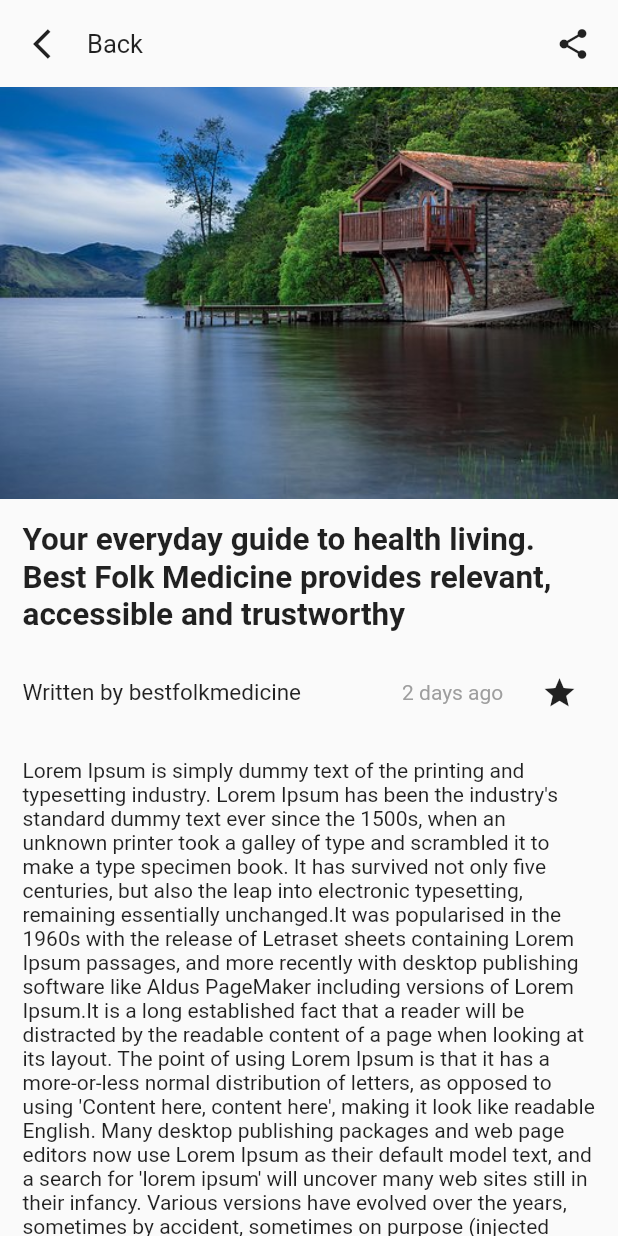
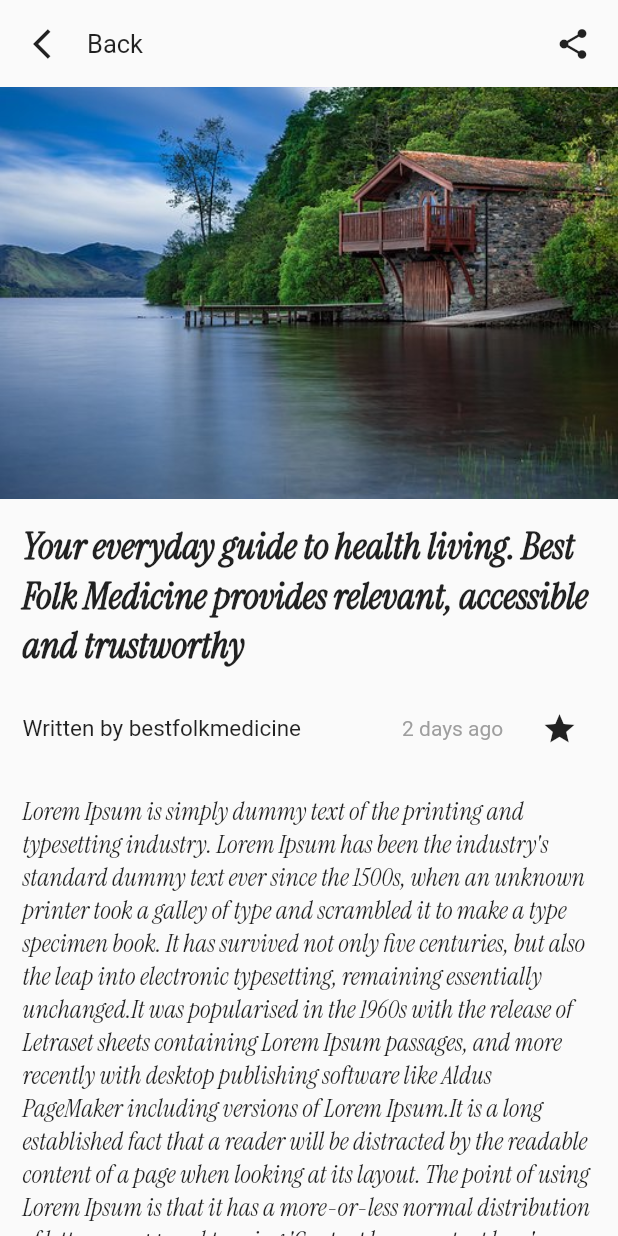
Before and after one commit to priyanshipandya/Practical5, a Flutter app: the screen it shows after launch, after a tap on "Life", on a phone screen of 412 x 824 dp. Run offline on Flutter 3.47's test engine with Material 2 defaults, Android fonts, the phone set to English and light mode, and no system bars.

Commit message:
Font Updated

```diff
--- a/lib/custom_widgets/custom_text_field.dart
+++ b/lib/custom_widgets/custom_text_field.dart
@@ -28,7 +28,7 @@ class _CustomTextFieldState extends State<CustomTextField> {
         ),
         child: TextField(
           controller: ctr,
-          onChanged: (change) {
+          onSubmitted: (change) {
             widget.callBackFunction(change);
             setState(() {
               value = change;
--- a/lib/screens/fav_page.dart
+++ b/lib/screens/fav_page.dart
@@ -40,11 +40,11 @@ class FavPage extends StatelessWidget {
                       mainAxisAlignment: MainAxisAlignment.start,
                       children: const [
                         Text(
-                          "Your everyday guide to health living",
+                          "Your everyday guide to health living is meditation",
                           maxLines: 2,
                           overflow: TextOverflow.ellipsis,
                           style: TextStyle(
-                              fontWeight: FontWeight.w600, fontSize: 18),
+                              fontWeight: FontWeight.w600, fontSize: 20, fontFamily: 'InstrumentSerif'),
                         ),
                         Text(
                           "4 days ago",
@@ -54,6 +54,7 @@ class FavPage extends StatelessWidget {
                           "Best Folk Medicine provides relevant, accessible and trustworthy information that",
                           maxLines: 3,
                           overflow: TextOverflow.ellipsis,
+                          style: TextStyle(color: Colors.grey,),
                         ),
                       ],
                     ),
--- a/lib/screens/landing_page.dart
+++ b/lib/screens/landing_page.dart
@@ -110,12 +110,15 @@ class _LandingPageState extends State<LandingPage> {
                                     ),
                                   );
                                 },
+                                child: FittedBox(
+                                  fit: BoxFit.fitHeight,
                                   child: Material(
                                     elevation: 7,
                                     child: AnimatedContainer(
                                       height: 300,
                                       width: 270,
                                       duration: Duration(milliseconds: 300),
+                                      child: SingleChildScrollView(
                                         child: Column(
                                           mainAxisAlignment:
                                               MainAxisAlignment.start,
@@ -159,10 +162,13 @@ class _LandingPageState extends State<LandingPage> {
                                                 style: TextStyle(
                                                   fontSize: 22,
                                                   fontWeight: FontWeight.bold,
+                                                  fontFamily: 'Instrumentserif'
                                                 ),
                                               ),
                                             ),
                                           ],
+                                        ),
+                                      ),
                                     ),
                                   ),
                                 ),
@@ -213,12 +219,14 @@ class _LandingPageState extends State<LandingPage> {
                                     mainAxisAlignment: MainAxisAlignment.start,
                                     children: const [
                                       Text(
-                                        "Your everyday guide to health living",
+                                        "Your everyday guide to health living is meditation",
                                         maxLines: 2,
                                         overflow: TextOverflow.ellipsis,
                                         style: TextStyle(
                                             fontWeight: FontWeight.w600,
-                                            fontSize: 18),
+                                            fontSize: 18,
+                                            fontFamily: 'Instrumentserif'
+                                        ),
                                       ),
                                       Text(
                                         "4 days ago",
@@ -230,6 +238,7 @@ class _LandingPageState extends State<LandingPage> {
                                         "Best Folk Medicine provides relevant, accessible and trustworthy information that",
                                         maxLines: 3,
                                         overflow: TextOverflow.ellipsis,
+                                        style: TextStyle(color: Colors.grey),
                                       ),
                                     ],
                                   ),
@@ -267,11 +276,12 @@ class _LandingPageState extends State<LandingPage> {
                                     mainAxisAlignment: MainAxisAlignment.start,
                                     children: const [
                                       Text(
-                                        "Your everyday guide to health living",
+                                        "Your everyday guide to health living is meditation",
                                         maxLines: 2,
                                         overflow: TextOverflow.ellipsis,
                                         style: TextStyle(
                                             fontWeight: FontWeight.w600,
+                                            fontFamily: 'InstrumentSerif',
                                             fontSize: 18),
                                       ),
                                       Text(
@@ -283,6 +293,7 @@ class _LandingPageState extends State<LandingPage> {
                                         "Best Folk Medicine provides relevant, accessible and trustworthy information that",
                                         maxLines: 2,
                                         overflow: TextOverflow.ellipsis,
+                                        style: TextStyle(color: Colors.grey),
                                       ),
                                     ],
                                   ),
--- a/lib/screens/newspage.dart
+++ b/lib/screens/newspage.dart
@@ -59,7 +59,7 @@ class _NewsPageState extends State<NewsPage> {
                       horizontal: 15.0, vertical: 15),
                   child: Text(
                     "Your everyday guide to health living. Best Folk Medicine provides relevant, accessible and trustworthy",
-                    style: TextStyle(fontSize: 21, fontWeight: FontWeight.bold),
+                    style: TextStyle(fontSize: 25, fontWeight: FontWeight.bold, fontFamily: 'InstrumentSerif'),
                   ),
                 ),
                 Padding(
@@ -94,7 +94,8 @@ class _NewsPageState extends State<NewsPage> {
                   child: Text(
                     "Lorem Ipsum is simply dummy text of the printing and typesetting industry. Lorem Ipsum has been the industry's standard dummy text ever since the 1500s, when an unknown printer took a galley of type and scrambled it to make a type specimen book. It has survived not only five centuries, but also the leap into electronic typesetting, remaining essentially unchanged."
                     "It was popularised in the 1960s with the release of Letraset sheets containing Lorem Ipsum passages, and more recently with desktop publishing software like Aldus PageMaker including versions of Lorem Ipsum."
-                    "It is a long established fact that a reader will be distracted by the readable content of a page when looking at its layout. The point of using Lorem Ipsum is that it has a more-or-less normal distribution of letters, as opposed to using 'Content here, content here', making it look like readable English. Many desktop publishing packages and web page editors now use Lorem Ipsum as their default model text, and a search for 'lorem ipsum' will uncover many web sites still in their infancy. Various versions have evolved over the years, sometimes by accident, sometimes on purpose (injected humour and the like).",
+                    "It is a long established fact that a reader will be distracted by the readable content of a page when looking at its layout. The point of using Lorem Ipsum is that it has a more-or-less normal distribution of letters, as opposed to using 'Content here, content here', making it look like readable English. Many desktop publishing packages and web page editors now use Lorem Ipsum as their default model text, and a search for 'lorem ipsum' will uncover many web sites still in their infancy. Various versions have evolved over the years, sometimes by accident, sometimes on purpose (injected humour and the like). ",
+                    style: TextStyle(fontFamily: 'InstrumentSerif', fontStyle: FontStyle.italic, fontSize: 17),
                   ),
                 ),
               ],
```
Also changed, not shown: pubspec.yaml (+6 -3 lines), asset/fonts/InstrumentSerif-Italic.ttf (added), asset/fonts/InstrumentSerif-Regular.ttf (added). Lines whose indentation alone changed are shown as unchanged.
